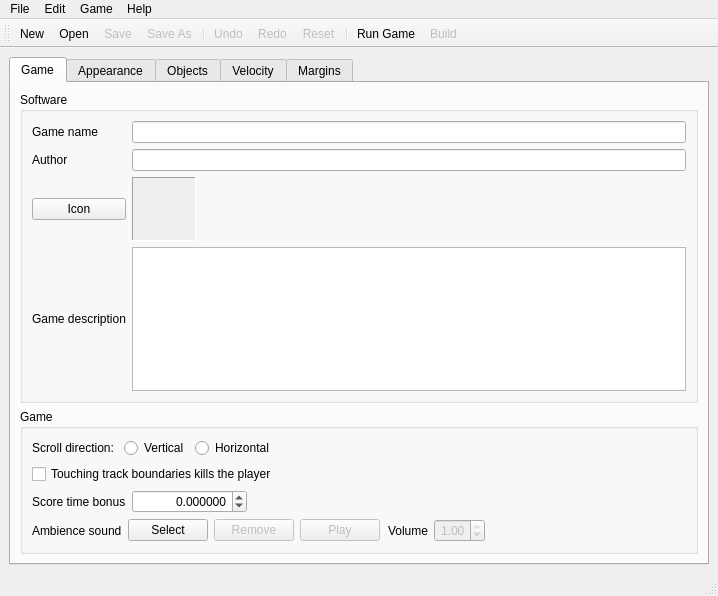
LAD-MathQuest/MathRunner, file fvelgame/ui/form_main_window.ui: the form before one commit.
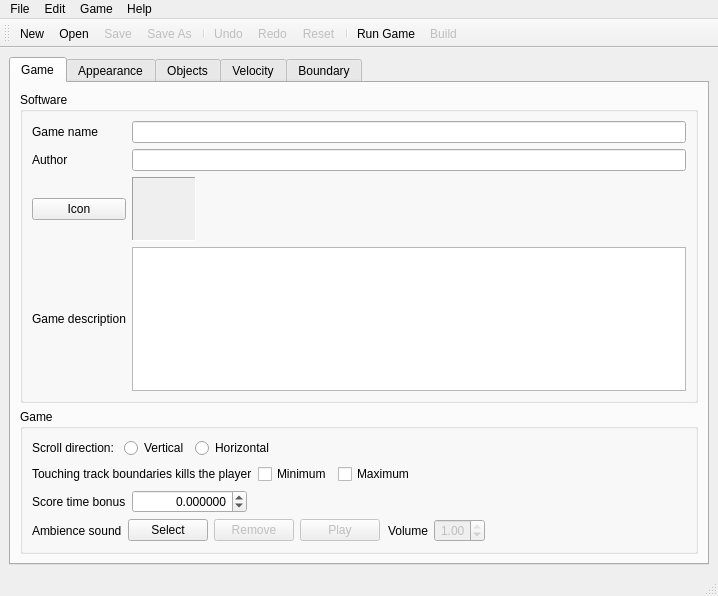
The form after the commit. The open tabs and pages were chosen to show the change. Icons and pictures are not drawn. Custom widgets are drawn as their Qt base class.

Commit message: Renaming margin to boundary, so that all files use the same names

The edit to the form file:
```diff
--- a/fvelgame/ui/form_main_window.ui
+++ b/fvelgame/ui/form_main_window.ui
@@ -187,12 +187,39 @@
            <item>
             <layout class="QHBoxLayout" name="horizontalLayout_8">
              <item>
-              <widget class="QCheckBox" name="checkBox_TrackKills">
+              <widget class="QLabel" name="label_TrackKills">
                <property name="text">
                 <string>Touching track boundaries kills the player</string>
                </property>
               </widget>
              </item>
+             <item>
+              <widget class="QCheckBox" name="checkBox_TrackMinimumKills">
+               <property name="text">
+                <string>Minimum</string>
+               </property>
+              </widget>
+             </item>
+             <item>
+              <widget class="QCheckBox" name="checkBox_TrackMaximumKills">
+               <property name="text">
+                <string>Maximum</string>
+               </property>
+              </widget>
+             </item>
+             <item>
+              <spacer name="horizontalSpacer">
+               <property name="orientation">
+                <enum>Qt::Horizontal</enum>
+               </property>
+               <property name="sizeHint" stdset="0">
+                <size>
+                 <width>40</width>
+                 <height>20</height>
+                </size>
+               </property>
+              </spacer>
+             </item>
             </layout>
            </item>
            <item>
@@ -1647,7 +1674,7 @@
         <string>Define track margins</string>
        </property>
        <attribute name="title">
-        <string>Margins</string>
+        <string>Boundary</string>
        </attribute>
        <layout class="QVBoxLayout" name="verticalLayout_5">
         <item>
```
Left out of the diff: 12 changed lines with no effect on the pictures. The commit also changes 13 other files.
